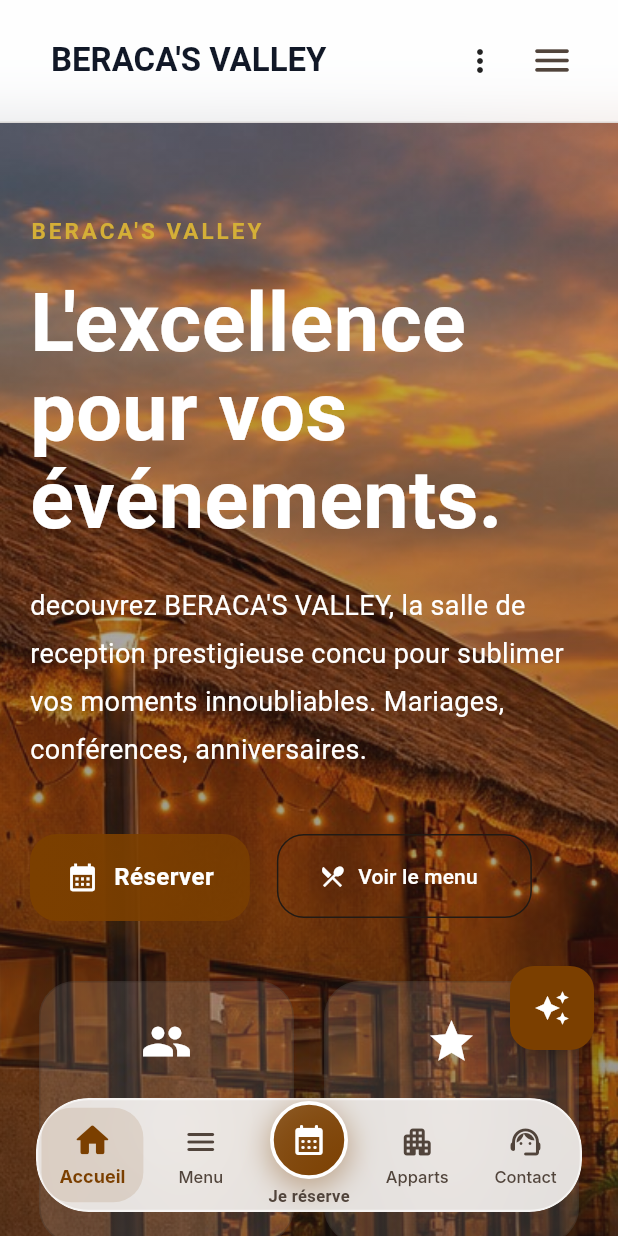
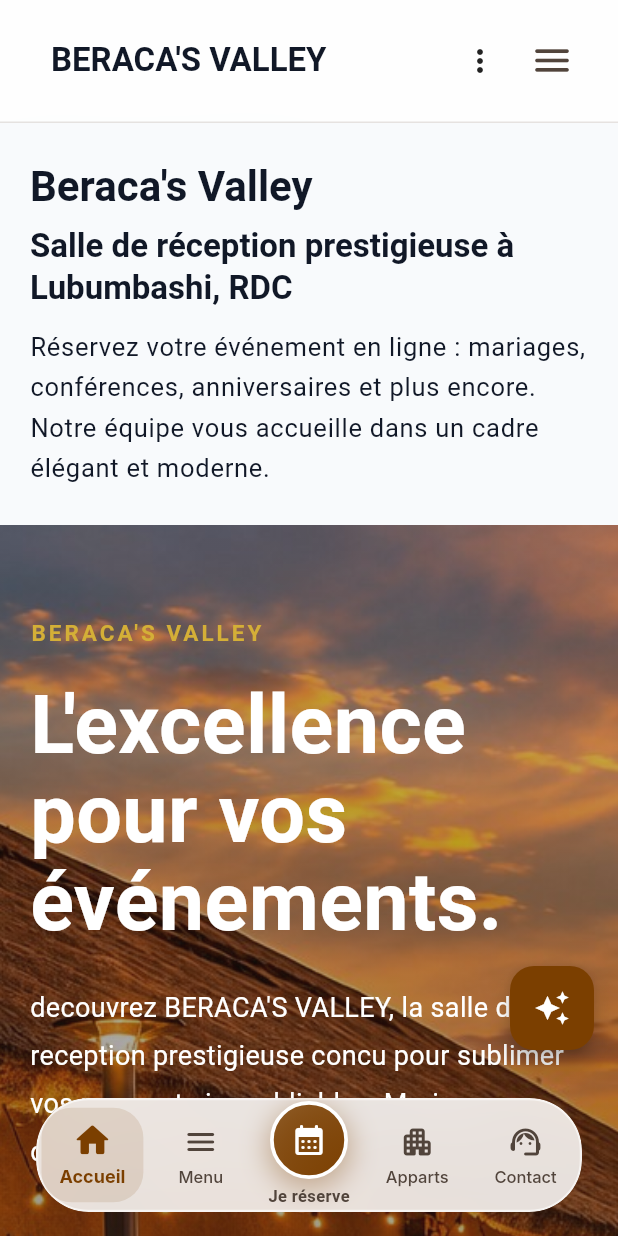
Before and after one commit to nikongng/beraka, a Flutter app: the screen it shows after launch, on a phone screen of 412 x 824 dp. Run offline on Flutter 3.47's test engine with Material 3 defaults, Android fonts, the phone set to English and light mode, and no system bars; drawn by our look-alikes of flutter_animate; our stand-ins replace file_picker, flutter_map, flutter_tts, latlong2, permission_handler, speech_to_text and 1 more; accounts and stored records are empty; Roboto replaces fonts that are missing (Inter).

Commit message:
Add SEO block to home screen
Added a new SEO block with descriptive text for Beraca's Valley.

```diff
--- a/lib/screens/home_screen.dart
+++ b/lib/screens/home_screen.dart
@@ -103,6 +103,34 @@ class _HomeScreenState extends State<HomeScreen> {
     return CustomScrollView(
       physics: const BouncingScrollPhysics(),
       slivers: [
+        // ===== NOUVEAU BLOC SEO (texte visible pour Google) =====
+        SliverToBoxAdapter(
+          child: Padding(
+            padding: const EdgeInsets.symmetric(horizontal: 20, vertical: 24),
+            child: Column(
+              crossAxisAlignment: CrossAxisAlignment.start,
+              children: [
+                Text(
+                  "Beraca's Valley",
+                  style: Theme.of(context).textTheme.headlineMedium?.copyWith(
+                        fontWeight: FontWeight.bold,
+                      ),
+                ),
+                const SizedBox(height: 8),
+                Text(
+                  "Salle de réception prestigieuse à Lubumbashi, RDC",
+                  style: Theme.of(context).textTheme.titleLarge,
+                ),
+                const SizedBox(height: 12),
+                Text(
+                  "Réservez votre événement en ligne : mariages, conférences, anniversaires et plus encore. Notre équipe vous accueille dans un cadre élégant et moderne.",
+                  style: Theme.of(context).textTheme.bodyLarge,
+                ),
+              ],
+            ),
+          ),
+        ),
+        // ======================================================
         SliverToBoxAdapter(
           child: HeroSection(
             onReservation: () => widget.onNavigate(2),
```
